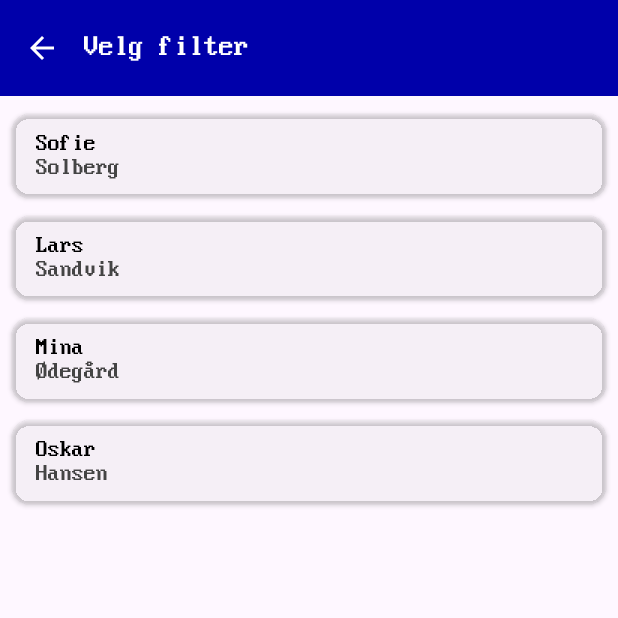
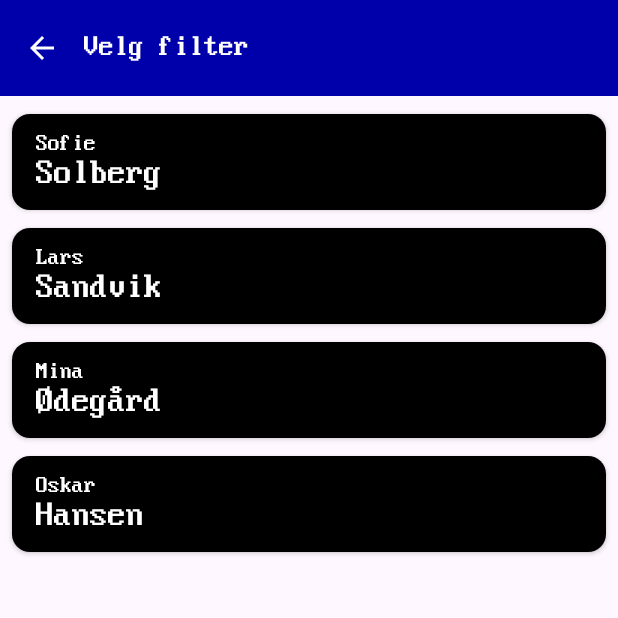
Before and after one commit to sdnssr1/Kunsthandleren-master, an Android app built with Jetpack Compose: the screen it shows after launch (MainActivity), after a tap on "Kunstner", on a phone screen of 412 x 824 dp, the top half of it. Run offline under Robolectric (Android 15) with nearby library versions, the phone set to English and light mode, and no system bars.

Commit message:
working update code

```diff
--- a/app/src/main/java/com/example/kunsthandleren/screens/FilterScreen.kt
+++ b/app/src/main/java/com/example/kunsthandleren/screens/FilterScreen.kt
@@ -43,7 +43,7 @@ fun <T> CategoryButton(
             .padding(vertical = 4.dp)
             .clickable { onNextButtonClicked(filter) },
         shape = RoundedCornerShape(12.dp),
-        color = colorResource(id = android.R.color.darker_gray).copy(alpha = 0.1f), // lys bakgrunn
+        color = Color.Black, // Updated to black background
         shadowElevation = 2.dp
     ) {
         Column(
@@ -57,27 +57,38 @@ fun <T> CategoryButton(
                     Text(
                         text = filter.name,
                         fontSize = 16.sp,
-                        color = Color.Black,
-                        style = MaterialTheme.typography.bodyLarge.copy(fontFamily = IBMVGAFontFamily)
+                        color = Color.White,
+                        style = MaterialTheme.typography.bodyLarge.copy(
+                            fontFamily = IBMVGAFontFamily
+                        )
                     )
                     Text(
                         text = filter.familyName,
-                        color = Color.DarkGray,
-                        style = MaterialTheme.typography.bodyLarge.copy(fontFamily = IBMVGAFontFamily)
+                        fontSize = 24.sp,
+                        color = Color.White,
+                        style = MaterialTheme.typography.bodyLarge.copy(
+                            fontFamily = IBMVGAFontFamily
+                        )
                     )
                 }
                 is Category -> {
                     Text(
                         text = filter.name,
-                        fontSize = 16.sp,
-                        color = Color.Black,
-                        style = MaterialTheme.typography.bodyLarge.copy(fontFamily = IBMVGAFontFamily)
+                        fontSize = 24.sp,
+                        color = Color.White,
+                        style = MaterialTheme.typography.bodyLarge.copy(
+                            fontFamily = IBMVGAFontFamily
+                        )
                     )
                 }
                 else -> {
                     Text(
                         text = "Unrecognized Filter Type",
-                        style = MaterialTheme.typography.bodyLarge.copy(fontFamily = IBMVGAFontFamily)
+                        fontSize = 16.sp,
+                        color = Color.White, // Updated text color to white
+                        style = MaterialTheme.typography.bodyLarge.copy(
+                            fontFamily = IBMVGAFontFamily
+                        )
                     )
                 }
             }
--- a/app/src/main/java/com/example/kunsthandleren/screens/HomeScreen.kt
+++ b/app/src/main/java/com/example/kunsthandleren/screens/HomeScreen.kt
@@ -27,6 +27,7 @@ import androidx.compose.ui.unit.dp
 import kotlin.collections.count
 import androidx.compose.ui.res.colorResource
 import androidx.compose.ui.text.font.FontWeight
+import androidx.compose.ui.unit.sp
 import com.example.kunsthandleren.Filters
 import com.example.kunsthandleren.PurchaseItem
 import com.example.kunsthandleren.R
@@ -100,10 +101,14 @@ fun HomeScreen(
 
         Text(
             text = "Velg bilde basert på",
-            style = MaterialTheme.typography.bodyLarge
+            style = MaterialTheme.typography.bodyLarge,
+            fontWeight = FontWeight.Bold,
+            fontSize = 32.sp
+
         )
 
         Spacer(modifier = Modifier.height(24.dp))
+
 
         Row(
             modifier = Modifier.fillMaxWidth(),
@@ -112,61 +117,71 @@ fun HomeScreen(
             Button(
                 onClick = { onNextButtonClicked(Filters.ARTIST) },
                 colors = ButtonDefaults.buttonColors(
-                    containerColor = colorResource(id = R.color.teal_700),
-                    contentColor = colorResource(id = R.color.white)
+                    containerColor = Color.Black,
+                    contentColor = Color.White,
                 ),
                 shape = RoundedCornerShape(50)
             ) {
                 Text(
-                    text="Kunstner",
+                    text = "Kunstner",
                     style = MaterialTheme.typography.labelLarge.copy(
                         fontFamily = IBMVGAFontFamily,
-                        fontWeight = FontWeight.Bold)
-                )
-            }
-
-            Button(
-                onClick = { onNextButtonClicked(purchaseItem) },
-                colors = ButtonDefaults.buttonColors(
-                    containerColor = Color.Black, // Button background
-                    contentColor = Color.White    // Button text color
-                ),
-                shape = RoundedCornerShape(50),
-                modifier = Modifier
-                    .fillMaxWidth()
-                    .padding(vertical = 8.dp)
-            ) {
-                Text(
-                    text = "Buy Now",
-                    style = MaterialTheme.typography.labelLarge.copy(
-                        fontFamily = IBMVGAFontFamily,
-                        fontWeight = FontWeight.Bold
+                        fontWeight = FontWeight.Bold,
+                        fontSize = 24.sp
                     )
                 )
             }
-
+            Button(
+                onClick = { onNextButtonClicked(Filters.CATEGORY) },
+                colors = ButtonDefaults.buttonColors(
+                    containerColor = Color.Black,
+                    contentColor = Color.White
+                ),
+                shape = RoundedCornerShape(50)
+            ) {
+                Text(
+                    text = "Kategori",
+                    style = MaterialTheme.typography.labelLarge.copy(
+                        fontFamily = IBMVGAFontFamily,
+                        fontWeight = FontWeight.Bold,
+                        fontSize = 24.sp
+                    )
+                )
+            }
         }
 
         Spacer(modifier = Modifier.height(24.dp))
 
-        Text("Antall bilder valgt: ${items.count()}")
-        Text("Totalpris: $totalCost")
+        Text("Antall bilder valgt: ${items.count()}",
+            fontWeight = FontWeight.Bold,
+            fontSize = 32.sp
+        )
+        Text("Totalpris: $totalCost",
+            fontWeight = FontWeight.Bold,
+            fontSize = 32.sp
+        )
 
         Spacer(modifier = Modifier.height(32.dp))
 
         Button(
-            onClick = { onNextButtonClicked(Filters.CATEGORY) },
+            onClick = { onPurchaseClicked() },
             colors = ButtonDefaults.buttonColors(
-                containerColor = colorResource(id = R.color.teal_700),
-                contentColor = colorResource(id = R.color.white)
+                containerColor = Color.Black,
+                contentColor = Color.White
             ),
-            shape = RoundedCornerShape(50)
+            shape = RoundedCornerShape(50),
+            modifier = Modifier
+                .fillMaxWidth()
+                .padding(vertical = 8.dp)
         ) {
             Text(
-                text = "Kategori",
+                text = "Buy Now",
                 style = MaterialTheme.typography.labelLarge.copy(
                     fontFamily = IBMVGAFontFamily,
-                    fontWeight = FontWeight.Bold
+                    fontWeight = FontWeight.Bold,
+                    fontSize = 24.sp
+
+
                 )
             )
         }
--- a/app/src/main/java/com/example/kunsthandleren/theme/Type.kt
+++ b/app/src/main/java/com/example/kunsthandleren/theme/Type.kt
@@ -1,6 +1,5 @@
 // In Theme.kt or Typography.kt
-import androidx.compose.material3.MaterialTheme
-import androidx.compose.runtime.Composable
+
 import androidx.compose.ui.text.TextStyle
 
 import androidx.compose.ui.unit.sp
@@ -27,8 +26,7 @@ val IBMVGAFontFamily = FontFamily(
 private val DarkColorScheme = darkColorScheme(
     primary = Color(0xFF000000),
     onPrimary = Color.White,
-    // etc...
-)
+    )
 val MyTypography = Typography(
     bodyLarge = TextStyle(
         fontFamily = IBMVGAFontFamily,
```
